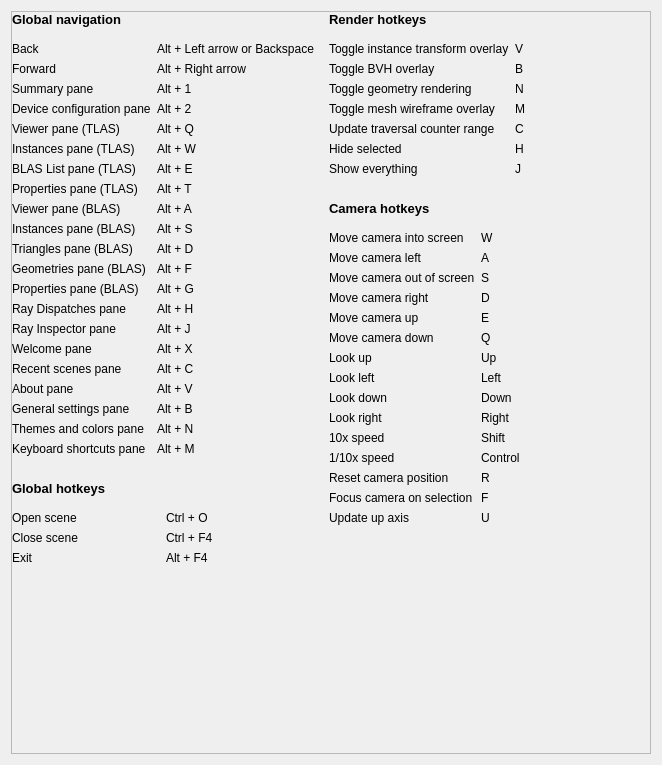
The window that source/frontend/views/settings/keyboard_shortcuts_pane.ui (GPUOpen-Tools/radeon_raytracing_analyzer) describes before a commit, drawn with Qt 5.
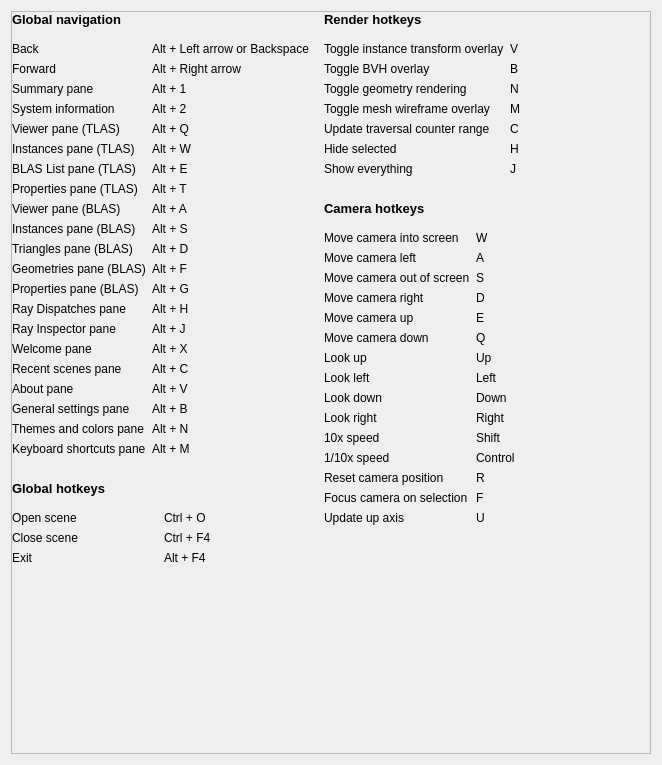
The same window after the commit. Custom widgets are drawn as their Qt base class.

```diff
--- a/source/frontend/views/settings/keyboard_shortcuts_pane.ui
+++ b/source/frontend/views/settings/keyboard_shortcuts_pane.ui
@@ -184,7 +184,7 @@
                    </sizepolicy>
                   </property>
                   <property name="text">
-                   <string>Device configuration pane</string>
+                   <string>System information</string>
                   </property>
                  </widget>
                 </item>
```
